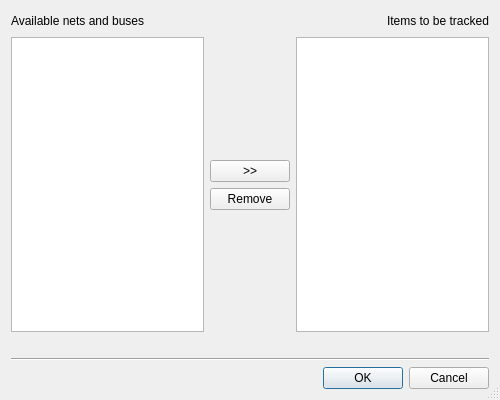
Qt form src/DialogEditWatchlist.ui (gdevic/Z80Explorer) before a commit.
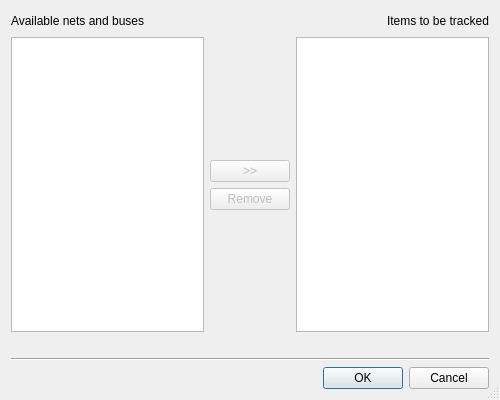
The same form after that commit.

Commit message: Edit watchlist context disable/enable Add and Remove buttons

```diff
--- a/src/DialogEditWatchlist.ui
+++ b/src/DialogEditWatchlist.ui
@@ -74,6 +74,9 @@
        </item>
        <item>
         <widget class="QPushButton" name="btAdd">
+         <property name="enabled">
+          <bool>false</bool>
+         </property>
          <property name="text">
           <string>&gt;&gt;</string>
          </property>
@@ -81,6 +84,9 @@
        </item>
        <item>
         <widget class="QPushButton" name="btRemove">
+         <property name="enabled">
+          <bool>false</bool>
+         </property>
          <property name="text">
           <string>Remove</string>
          </property>
```
The commit also changes 1 other file.
